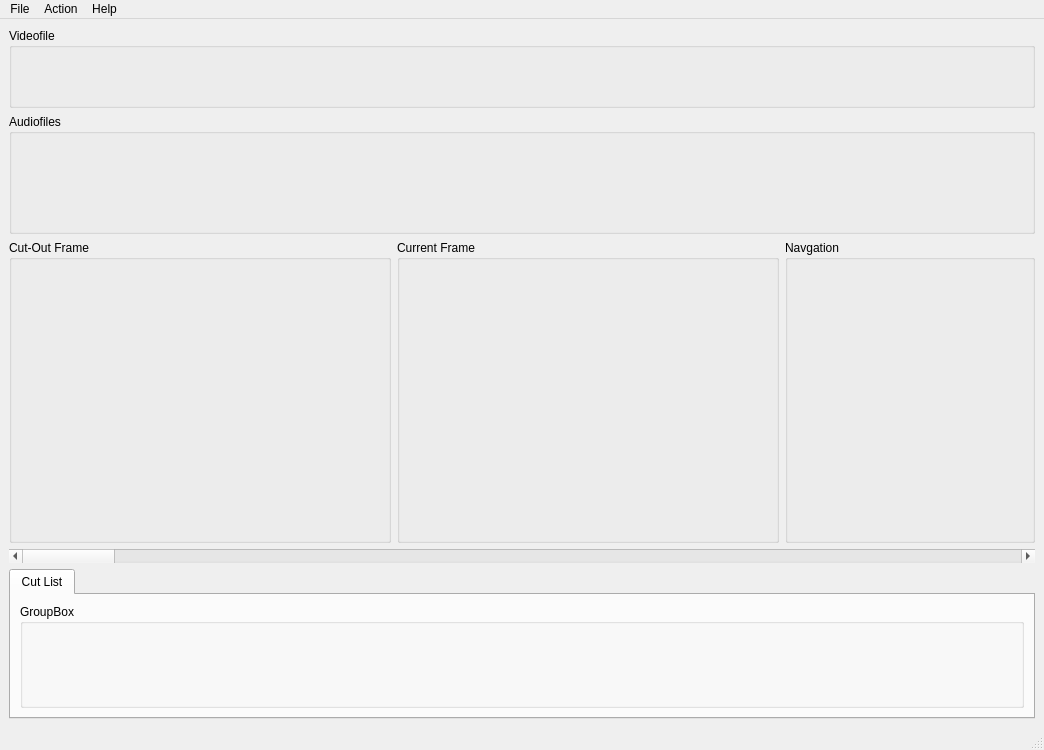
First picture: the form in branches/remove_qt3_support_branch/ui/mainwindow.ui, repository BackupTheBerlios/ttcut-svn, before the edit.
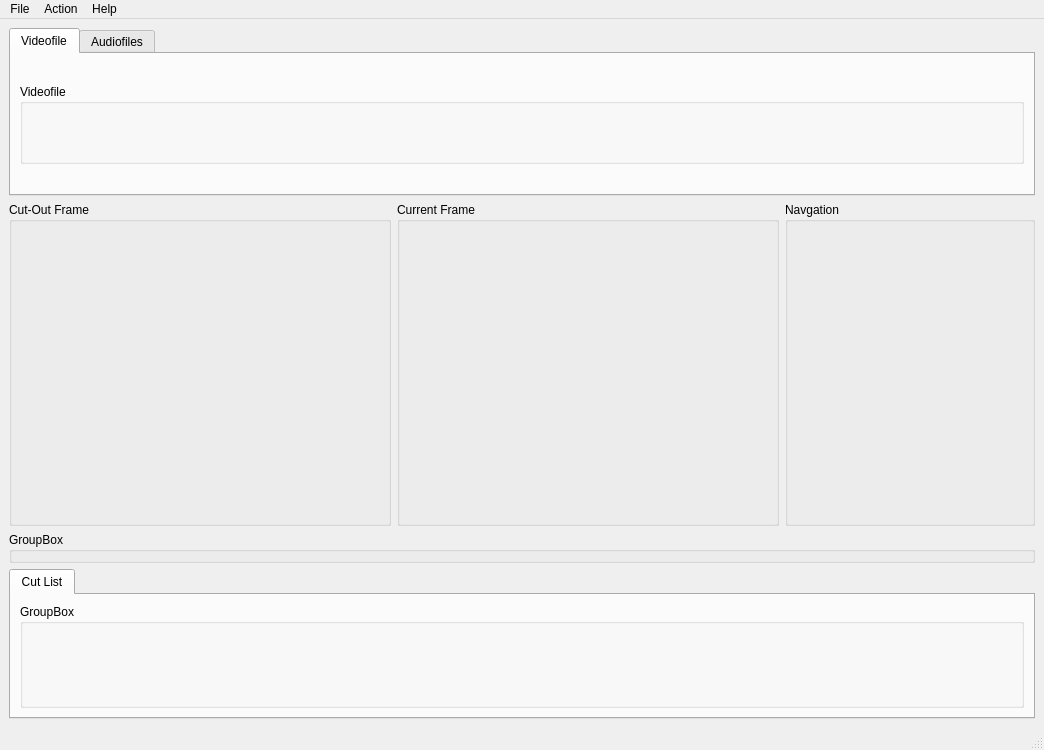
Second picture: the form after the edit. Icons and pictures are not drawn. Custom widgets are drawn as their Qt base class.

Commit message: add stream navigator

The edit to the form file:
```diff
--- a/branches/remove_qt3_support_branch/ui/mainwindow.ui
+++ b/branches/remove_qt3_support_branch/ui/mainwindow.ui
@@ -29,7 +29,14 @@
     <property name="spacing" >
      <number>6</number>
     </property>
-    <item row="4" column="0" colspan="3" >
+    <item row="2" column="0" colspan="3" >
+     <widget class="TTStreamNavigator" name="streamNavigator" >
+      <property name="title" >
+       <string>GroupBox</string>
+      </property>
+     </widget>
+    </item>
+    <item row="3" column="0" colspan="3" >
      <widget class="QTabWidget" name="ccrTab" >
       <property name="sizePolicy" >
        <sizepolicy>
@@ -76,40 +83,7 @@
       </widget>
      </widget>
     </item>
-    <item row="2" column="2" >
-     <widget class="TTNavigation" name="navigation" >
-      <property name="sizePolicy" >
-       <sizepolicy>
-        <hsizetype>1</hsizetype>
-        <vsizetype>1</vsizetype>
-        <horstretch>1</horstretch>
-        <verstretch>1</verstretch>
-       </sizepolicy>
-      </property>
-      <property name="minimumSize" >
-       <size>
-        <width>250</width>
-        <height>150</height>
-       </size>
-      </property>
-      <property name="maximumSize" >
-       <size>
-        <width>250</width>
-        <height>16777215</height>
-       </size>
-      </property>
-      <property name="sizeIncrement" >
-       <size>
-        <width>0</width>
-        <height>10</height>
-       </size>
-      </property>
-      <property name="title" >
-       <string>Navgation</string>
-      </property>
-     </widget>
-    </item>
-    <item row="2" column="1" >
+    <item row="1" column="1" >
      <widget class="TTCurrentFrame" name="currentFrame" >
       <property name="sizePolicy" >
        <sizepolicy>
@@ -139,7 +113,40 @@
       </property>
      </widget>
     </item>
-    <item row="2" column="0" >
+    <item row="1" column="2" >
+     <widget class="TTNavigation" name="navigation" >
+      <property name="sizePolicy" >
+       <sizepolicy>
+        <hsizetype>1</hsizetype>
+        <vsizetype>1</vsizetype>
+        <horstretch>1</horstretch>
+        <verstretch>1</verstretch>
+       </sizepolicy>
+      </property>
+      <property name="minimumSize" >
+       <size>
+        <width>250</width>
+        <height>150</height>
+       </size>
+      </property>
+      <property name="maximumSize" >
+       <size>
+        <width>250</width>
+        <height>16777215</height>
+       </size>
+      </property>
+      <property name="sizeIncrement" >
+       <size>
+        <width>0</width>
+        <height>10</height>
+       </size>
+      </property>
+      <property name="title" >
+       <string>Navgation</string>
+      </property>
+     </widget>
+    </item>
+    <item row="1" column="0" >
      <widget class="TTCutOutFrame" name="cutOutFrame" >
       <property name="sizePolicy" >
        <sizepolicy>
@@ -166,68 +173,114 @@
       </property>
      </widget>
     </item>
-    <item row="1" column="0" colspan="3" >
-     <widget class="TTAudioFileList" name="audioFileInfo" >
-      <property name="sizePolicy" >
-       <sizepolicy>
-        <hsizetype>5</hsizetype>
-        <vsizetype>5</vsizetype>
-        <horstretch>0</horstretch>
-        <verstretch>1</verstretch>
-       </sizepolicy>
-      </property>
-      <property name="minimumSize" >
-       <size>
-        <width>640</width>
-        <height>120</height>
-       </size>
-      </property>
-      <property name="maximumSize" >
-       <size>
-        <width>16777215</width>
-        <height>240</height>
-       </size>
-      </property>
-      <property name="title" >
-       <string>Audiofiles</string>
-      </property>
-     </widget>
-    </item>
     <item row="0" column="0" colspan="3" >
-     <widget class="TTVideoFileInfo" name="videoFileInfo" >
+     <widget class="QTabWidget" name="tabVideoAudioInfo" >
       <property name="sizePolicy" >
        <sizepolicy>
-        <hsizetype>5</hsizetype>
-        <vsizetype>5</vsizetype>
+        <hsizetype>1</hsizetype>
+        <vsizetype>1</vsizetype>
         <horstretch>0</horstretch>
-        <verstretch>1</verstretch>
+        <verstretch>0</verstretch>
        </sizepolicy>
       </property>
       <property name="minimumSize" >
        <size>
-        <width>640</width>
-        <height>80</height>
+        <width>650</width>
+        <height>168</height>
        </size>
       </property>
       <property name="maximumSize" >
        <size>
         <width>16777215</width>
-        <height>80</height>
+        <height>168</height>
        </size>
       </property>
-      <property name="title" >
-       <string>Videofile</string>
-      </property>
-     </widget>
-    </item>
-    <item row="3" column="0" colspan="3" >
-     <widget class="QScrollBar" name="slider" >
-      <property name="orientation" >
-       <enum>Qt::Horizontal</enum>
-      </property>
-      <property name="invertedAppearance" >
-       <bool>false</bool>
-      </property>
+      <widget class="QWidget" name="tabVideoInfo" >
+       <attribute name="title" >
+        <string>Videofile</string>
+       </attribute>
+       <attribute name="icon" >
+        <iconset resource="mainwindow.qrc" >:/pixmaps/pixmaps/saveimage_16.xpm</iconset>
+       </attribute>
+       <layout class="QGridLayout" >
+        <property name="margin" >
+         <number>9</number>
+        </property>
+        <property name="spacing" >
+         <number>6</number>
+        </property>
+        <item row="0" column="0" >
+         <widget class="TTVideoFileInfo" name="videoFileInfo" >
+          <property name="sizePolicy" >
+           <sizepolicy>
+            <hsizetype>5</hsizetype>
+            <vsizetype>5</vsizetype>
+            <horstretch>0</horstretch>
+            <verstretch>1</verstretch>
+           </sizepolicy>
+          </property>
+          <property name="minimumSize" >
+           <size>
+            <width>640</width>
+            <height>80</height>
+           </size>
+          </property>
+          <property name="maximumSize" >
+           <size>
+            <width>16777215</width>
+            <height>80</height>
+           </size>
+          </property>
+          <property name="title" >
+           <string>Videofile</string>
+          </property>
+         </widget>
+        </item>
+       </layout>
+      </widget>
+      <widget class="QWidget" name="tabAudioInfo" >
+       <attribute name="title" >
+        <string>Audiofiles</string>
+       </attribute>
+       <attribute name="icon" >
+        <iconset resource="mainwindow.qrc" >:/pixmaps/pixmaps/cutaudio_18.xpm</iconset>
+       </attribute>
+       <layout class="QGridLayout" >
+        <property name="margin" >
+         <number>9</number>
+        </property>
+        <property name="spacing" >
+         <number>6</number>
+        </property>
+        <item row="0" column="0" >
+         <widget class="TTAudioFileList" name="audioFileInfo" >
+          <property name="sizePolicy" >
+           <sizepolicy>
+            <hsizetype>5</hsizetype>
+            <vsizetype>5</vsizetype>
+            <horstretch>0</horstretch>
+            <verstretch>1</verstretch>
+           </sizepolicy>
+          </property>
+          <property name="minimumSize" >
+           <size>
+            <width>640</width>
+            <height>120</height>
+           </size>
+          </property>
+          <property name="maximumSize" >
+           <size>
+            <width>16777215</width>
+            <height>240</height>
+           </size>
+          </property>
+          <property name="title" >
+           <string>Audiofiles</string>
+          </property>
+         </widget>
+        </item>
+       </layout>
+      </widget>
      </widget>
     </item>
    </layout>
@@ -362,13 +415,6 @@
  </widget>
  <pixmapfunction></pixmapfunction>
  <customwidgets>
-  <customwidget>
-   <class>TTAudioFileList</class>
-   <extends>QGroupBox</extends>
-   <header>gui/ttaudiofilelist.h</header>
-   <container>0</container>
-   <pixmap></pixmap>
-  </customwidget>
   <customwidget>
    <class>TTNavigation</class>
    <extends>QGroupBox</extends>
@@ -376,6 +422,13 @@
    <container>0</container>
    <pixmap></pixmap>
   </customwidget>
+  <customwidget>
+   <class>TTStreamNavigator</class>
+   <extends>QGroupBox</extends>
+   <header>../gui/ttstreamnavigator.h</header>
+   <container>0</container>
+   <pixmap></pixmap>
+  </customwidget>
   <customwidget>
    <class>TTCutOutFrame</class>
    <extends>QGroupBox</extends>
@@ -404,6 +457,13 @@
    <container>0</container>
    <pixmap></pixmap>
   </customwidget>
+  <customwidget>
+   <class>TTAudioFileList</class>
+   <extends>QGroupBox</extends>
+   <header>gui/ttaudiofilelist.h</header>
+   <container>0</container>
+   <pixmap></pixmap>
+  </customwidget>
  </customwidgets>
  <resources>
   <include location="mainwindow.qrc" />
```
Left out of the diff: 64 changed lines with no effect on the pictures. The commit also changes 11 other files.
